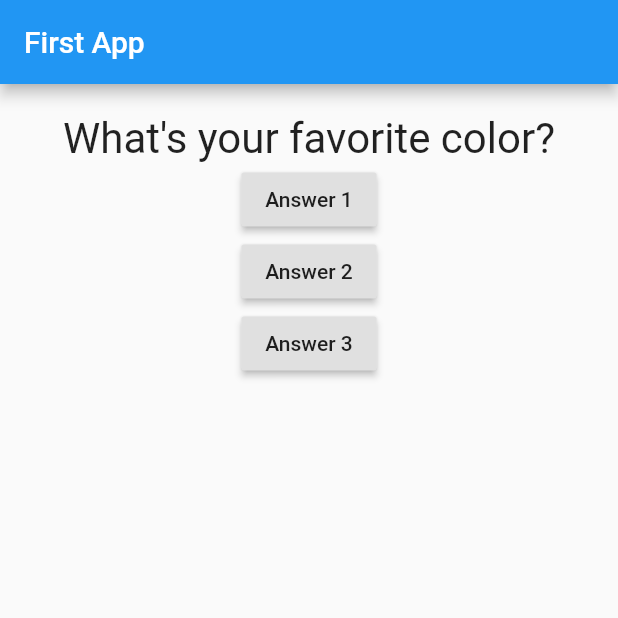
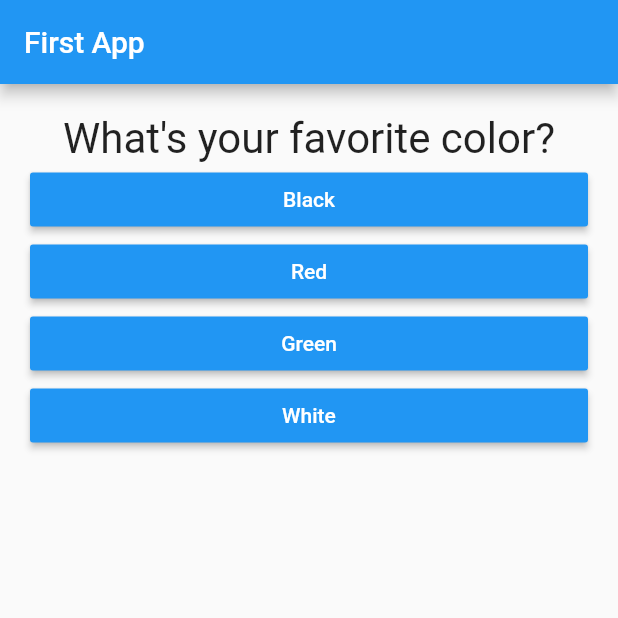
Before and after one commit to abayo-luc/flutter_app_1, a Flutter app: the screen it shows after launch, on a phone screen of 412 x 824 dp, the top half of it. Run offline on Flutter 3.47's test engine with Material 2 defaults, Android fonts, the phone set to English and light mode, and no system bars.

Commit message:
:sparkles: widget props (#6)
- Passed functions
- Passed text and other values
- Used map and spreed operator for multiple children widget

Luc :green_heart:

```diff
--- a/lib/main.dart
+++ b/lib/main.dart
@@ -1,5 +1,6 @@
 import 'package:flutter/material.dart';
-import './question.dart';
+import './widgets/question.dart';
+import './widgets/answer.dart';
 
 void main() => runApp(MyApp());
 
@@ -21,27 +22,29 @@ class _MyAppState extends State<MyApp> {
   @override
   Widget build(BuildContext contenxt) {
     var questions = [
-      'What\'s your favorite color?',
-      'What\'s your favorite animal?'
+      {
+        'question': 'What\'s your favorite color?',
+        'answers': ['Black', 'Red', 'Green', 'White']
+      },
+      {
+        'question': 'What\'s your favorite animal?',
+        'answers': ['Rabbit', 'Snake', 'Elephant', 'Lion']
+      },
+      {
+        'question': 'What\'s your favorite instructor?',
+        'answers': ['Musigwa', 'Caleb', 'Manzi', 'Luc']
+      }
     ];
     return MaterialApp(
       home: Scaffold(
         appBar: AppBar(title: Text('First App')),
         body: Column(
           children: [
-            Question(questions[_questionIndex]),
-            RaisedButton(
-              child: Text('Answer 1'),
-              onPressed: _handleAnswer,
-            ),
-            RaisedButton(
-              child: Text('Answer 2'),
-              onPressed: _handleAnswer,
-            ),
-            RaisedButton(
-              child: Text('Answer 3'),
-              onPressed: () => print('Answer 3 choosen'),
-            )
+            Question(questions[_questionIndex]['question']),
+            ...(questions[_questionIndex]['answers'] as List<String>)
+                .map((answer) {
+              return Answer(_handleAnswer, answer);
+            }).toList(),
           ],
         ),
       ),
--- /dev/null
+++ b/lib/widgets/answer.dart
@@ -0,0 +1,22 @@
+import 'package:flutter/material.dart';
+
+class Answer extends StatelessWidget {
+  final Function handlePressed;
+  final String answerText;
+  Answer(this.handlePressed, this.answerText);
+  @override
+  Widget build(BuildContext context) {
+    return Container(
+      width: double.infinity,
+      margin: EdgeInsets.only(left: 20, right: 20),
+      child: RaisedButton(
+        color: Colors.blue,
+        child: Text(
+          answerText,
+          style: TextStyle(color: Colors.white),
+        ),
+        onPressed: handlePressed,
+      ),
+    );
+  }
+}
```
Also changed, not shown: lib/widgets/question.dart (renamed from lib/question.dart).
